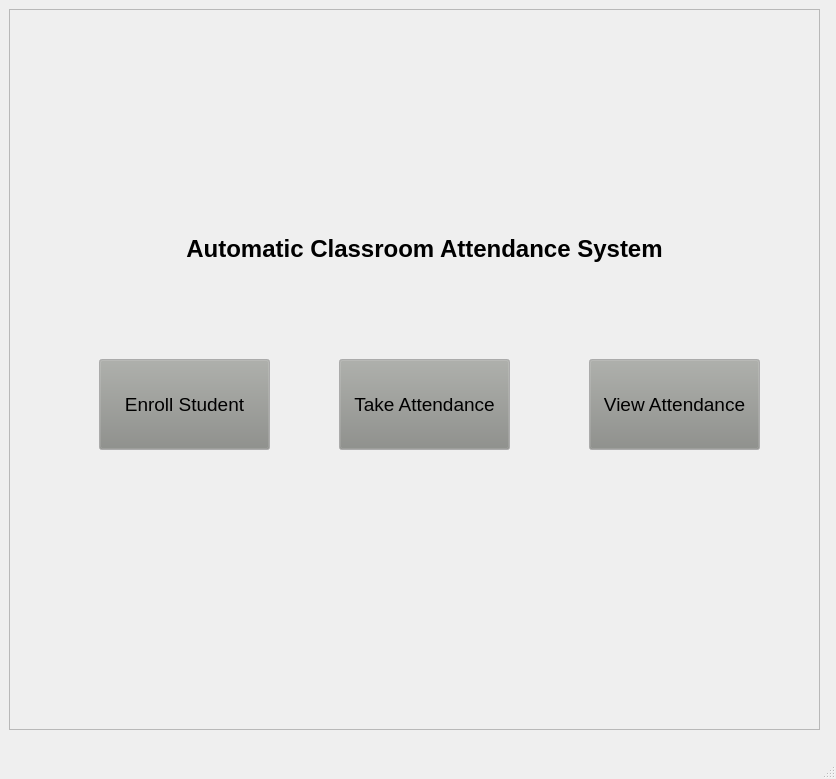
First picture: the form in App/ui/home.ui, repository yonycherkos/automatic-classroom-attendance-system, before the edit.
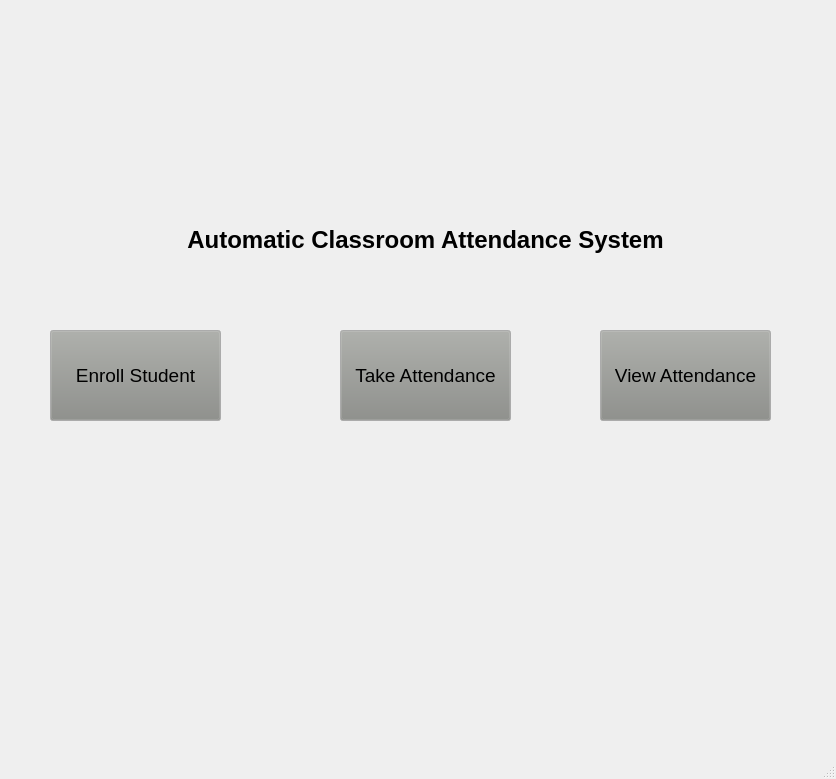
Second picture: the form after the edit.

Diff of the .ui file:
```diff
--- a/App/ui/home.ui
+++ b/App/ui/home.ui
@@ -56,44 +56,10 @@
    <string>HomePage</string>
   </property>
   <widget class="QWidget" name="centralwidget">
-   <widget class="QFrame" name="mainWindow">
-    <property name="geometry">
-     <rect>
-      <x>9</x>
-      <y>9</y>
-      <width>811</width>
-      <height>721</height>
-     </rect>
-    </property>
-    <property name="minimumSize">
-     <size>
-      <width>811</width>
-      <height>721</height>
-     </size>
-    </property>
-    <property name="frameShape">
-     <enum>QFrame::StyledPanel</enum>
-    </property>
-    <property name="frameShadow">
-     <enum>QFrame::Raised</enum>
-    </property>
-    <widget class="QPushButton" name="enrollStudentBtn">
-     <property name="geometry">
-      <rect>
-       <x>90</x>
-       <y>350</y>
-       <width>171</width>
-       <height>91</height>
-      </rect>
-     </property>
-     <property name="text">
-      <string>Enroll Student</string>
-     </property>
-    </widget>
     <widget class="QLabel" name="label">
      <property name="geometry">
       <rect>
-       <x>70</x>
+      <x>80</x>
        <y>220</y>
        <width>691</width>
        <height>41</height>
@@ -112,11 +78,24 @@
       <set>Qt::AlignCenter</set>
      </property>
     </widget>
+   <widget class="QPushButton" name="enrollStudentBtn">
+    <property name="geometry">
+     <rect>
+      <x>50</x>
+      <y>330</y>
+      <width>171</width>
+      <height>91</height>
+     </rect>
+    </property>
+    <property name="text">
+     <string>Enroll Student</string>
+    </property>
+   </widget>
     <widget class="QPushButton" name="takeAttendanceBtn">
      <property name="geometry">
       <rect>
-       <x>330</x>
-       <y>350</y>
+      <x>340</x>
+      <y>330</y>
        <width>171</width>
        <height>91</height>
       </rect>
@@ -128,8 +107,8 @@
     <widget class="QPushButton" name="viewAttendanceBtn">
      <property name="geometry">
       <rect>
-       <x>580</x>
-       <y>350</y>
+      <x>600</x>
+      <y>330</y>
        <width>171</width>
        <height>91</height>
       </rect>
@@ -137,7 +116,6 @@
      <property name="text">
       <string>View Attendance</string>
      </property>
-    </widget>
    </widget>
   </widget>
   <widget class="QMenuBar" name="menubar">
```
Lines whose indentation alone changed are shown as unchanged.
